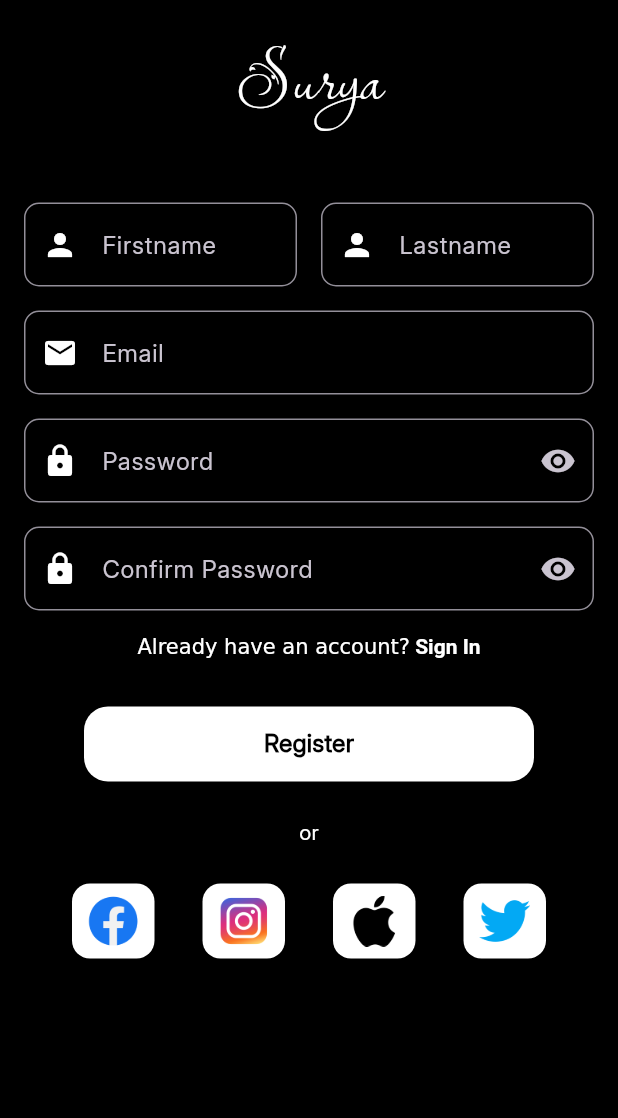
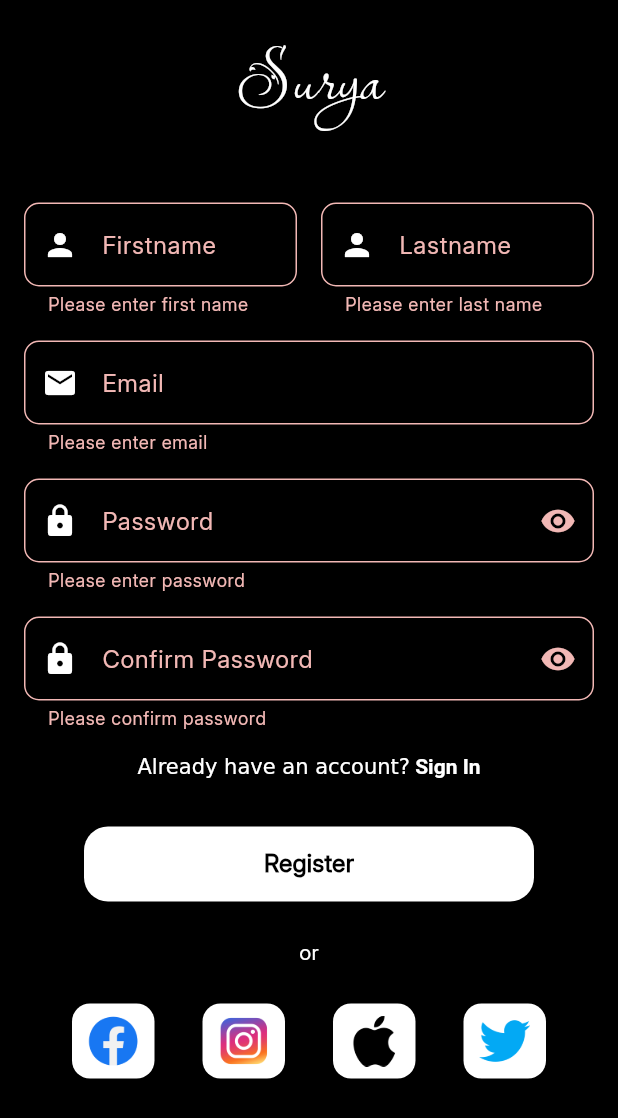
Before and after one commit to NabunyaLilian/auth-ui-kit, a Flutter app: the SignUp screen opened directly, after a tap on "Register", on a phone screen of 412 x 824 dp. Shown: the top 1118 px of the screen. Run offline on Flutter 3.47's test engine with Material 3 defaults, Android fonts, the phone set to English and light mode, and no system bars.

Commit message:
feat(validation): add in form validation in all screens

```diff
--- a/lib/screens/sign_up.dart
+++ b/lib/screens/sign_up.dart
@@ -1,6 +1,7 @@
 import 'package:auth_screens/screens/login.dart';
 import 'package:auth_screens/widgets/button.dart';
-import 'package:auth_screens/widgets/rounded_container.dart';
+import 'package:auth_screens/widgets/header.dart';
+import 'package:auth_screens/widgets/social_card.dart';
 import 'package:auth_screens/widgets/text_field.dart';
 import 'package:flutter/gestures.dart';
 import 'package:flutter/material.dart';
@@ -16,6 +17,14 @@ class _SignUpState extends State<SignUp> {
   bool showPassword = false;
   bool showPasswordConfirm = false;
 
+  final formKey = GlobalKey<FormState>();
+
+  final firstnameController = TextEditingController();
+  final lastnameController = TextEditingController();
+  final emailController = TextEditingController();
+  final passwordController = TextEditingController();
+  final confirmPasswordController = TextEditingController();
+
   @override
   Widget build(BuildContext context) {
     return Scaffold(
@@ -23,19 +32,13 @@ class _SignUpState extends State<SignUp> {
         child: Container(
           padding: EdgeInsets.symmetric(vertical: 16, horizontal: 16),
           child: SingleChildScrollView(
+            child: Form(
+              key: formKey,
               child: Column(
                 crossAxisAlignment: CrossAxisAlignment.center,
                 mainAxisAlignment: MainAxisAlignment.center,
                 children: [
-                Text(
-                  'Surya',
-                  style: TextStyle(
-                    color: Colors.white,
-                    fontSize: 48,
-                    fontFamily: 'Lavishly_Yours',
-                  ),
-                ),
-                SizedBox(height: 50),
+                  Header(),
                   Row(
                     mainAxisAlignment: MainAxisAlignment.spaceAround,
                     children: [
@@ -44,6 +47,13 @@ class _SignUpState extends State<SignUp> {
                           labelText: 'Firstname',
                           hintText: 'Enter Firstname',
                           prefixIcon: Icon(Icons.person, color: Colors.white),
+                          textController: firstnameController,
+                          validator: (val) {
+                            if (val == null || val.isEmpty) {
+                              return 'Please enter first name';
+                            }
+                            return null;
+                          },
                         ),
                       ),
                       SizedBox(width: 16),
@@ -52,6 +62,13 @@ class _SignUpState extends State<SignUp> {
                           labelText: 'Lastname',
                           hintText: 'Enter Lastname',
                           prefixIcon: Icon(Icons.person, color: Colors.white),
+                          textController: lastnameController,
+                          validator: (val) {
+                            if (val == null || val.isEmpty) {
+                              return 'Please enter last name';
+                            }
+                            return null;
+                          },
                         ),
                       ),
                     ],
@@ -60,7 +77,15 @@ class _SignUpState extends State<SignUp> {
                   CustomTextField(
                     labelText: 'Email',
                     hintText: 'Enter email',
+                    keyboardType: TextInputType.emailAddress,
                     prefixIcon: Icon(Icons.email, color: Colors.white),
+                    textController: emailController,
+                    validator: (val) {
+                      if (val == null || val.isEmpty) {
+                        return 'Please enter email';
+                      }
+                      return null;
+                    },
                   ),
                   SizedBox(height: 16),
                   CustomTextField(
@@ -76,6 +101,13 @@ class _SignUpState extends State<SignUp> {
                         });
                       },
                     ),
+                    textController: passwordController,
+                    validator: (val) {
+                      if (val == null || val.isEmpty) {
+                        return 'Please enter password';
+                      }
+                      return null;
+                    },
                   ),
                   SizedBox(height: 16),
                   CustomTextField(
@@ -91,6 +123,13 @@ class _SignUpState extends State<SignUp> {
                         });
                       },
                     ),
+                    textController: confirmPasswordController,
+                    validator: (val) {
+                      if (val == null || val.isEmpty) {
+                        return 'Please confirm password';
+                      }
+                      return null;
+                    },
                   ),
                   SizedBox(height: 16),
                   RichText(
@@ -115,51 +154,41 @@ class _SignUpState extends State<SignUp> {
                     ),
                   ),
                   SizedBox(height: 32),
-                Button(label: 'Register', onPressed: () {}),
+
+                  // Register Button
+                  Button(
+                    label: 'Register',
+                    onPressed: () {
+                      if (formKey.currentState!.validate()) {
+                        ScaffoldMessenger.of(context).showSnackBar(
+                          SnackBar(content: Text('Registering you in a bit..')),
+                        );
+                      }
+                    },
+                  ),
+
                   SizedBox(height: 24),
                   Text('or', style: TextStyle(color: Colors.white)),
                   SizedBox(height: 24),
+
+                  // Social Login
                   Row(
                     mainAxisAlignment: MainAxisAlignment.spaceEvenly,
                     children: [
-                    GestureDetector(
-                      child: RoundedContainer(
-                        padding: EdgeInsets.symmetric(
-                          vertical: 8,
-                          horizontal: 5,
-                        ),
-                        child: Image.asset('assets/images/facebook_logo.png'),
-                      ),
+                      SocialCard(
+                        imagePath: 'assets/images/facebook_logo.png',
                         onTap: () {},
                       ),
-                    GestureDetector(
-                      child: RoundedContainer(
-                        padding: EdgeInsets.symmetric(
-                          vertical: 8,
-                          horizontal: 5,
-                        ),
-                        child: Image.asset('assets/images/instagram_logo.png'),
-                      ),
+                      SocialCard(
+                        imagePath: 'assets/images/instagram_logo.png',
                         onTap: () {},
                       ),
-                    GestureDetector(
-                      child: RoundedContainer(
-                        padding: EdgeInsets.symmetric(
-                          vertical: 8,
-                          horizontal: 5,
-                        ),
-                        child: Image.asset('assets/images/apple_logo.png'),
-                      ),
+                      SocialCard(
+                        imagePath: 'assets/images/apple_logo.png',
                         onTap: () {},
                       ),
-                    GestureDetector(
-                      child: RoundedContainer(
-                        padding: EdgeInsets.symmetric(
-                          vertical: 8,
-                          horizontal: 5,
-                        ),
-                        child: Image.asset('assets/images/twitter_logo.png'),
-                      ),
+                      SocialCard(
+                        imagePath: 'assets/images/twitter_logo.png',
                         onTap: () {},
                       ),
                     ],
@@ -169,6 +198,17 @@ class _SignUpState extends State<SignUp> {
             ),
           ),
         ),
+      ),
     );
   }
+
+  @override
+  void dispose() {
+    firstnameController.dispose();
+    lastnameController.dispose();
+    emailController.dispose();
+    passwordController.dispose();
+    confirmPasswordController.dispose();
+    super.dispose();
   }
+}
--- /dev/null
+++ b/lib/widgets/header.dart
@@ -0,0 +1,22 @@
+import 'package:flutter/material.dart';
+
+class Header extends StatelessWidget {
+  const Header({super.key});
+
+  @override
+  Widget build(BuildContext context) {
+    return Column(
+      children: [
+        Text(
+          'Surya',
+          style: TextStyle(
+            color: Colors.white,
+            fontSize: 48,
+            fontFamily: 'Lavishly_Yours',
+          ),
+        ),
+        SizedBox(height: 50),
+      ],
+    );
+  }
+}
--- /dev/null
+++ b/lib/widgets/social_card.dart
@@ -0,0 +1,20 @@
+import 'package:auth_screens/widgets/rounded_container.dart';
+import 'package:flutter/material.dart';
+
+class SocialCard extends StatelessWidget {
+  const SocialCard({super.key, this.onTap, required this.imagePath});
+
+  final void Function()? onTap;
+  final String imagePath;
+
+  @override
+  Widget build(BuildContext context) {
+    return GestureDetector(
+      onTap: onTap,
+      child: RoundedContainer(
+        padding: EdgeInsets.symmetric(vertical: 8, horizontal: 5),
+        child: Image.asset(imagePath),
+      ),
+    );
+  }
+}
--- a/lib/widgets/text_field.dart
+++ b/lib/widgets/text_field.dart
@@ -1,14 +1,16 @@
 import 'package:flutter/material.dart';
 
-class CustomTextField extends StatefulWidget {
+class CustomTextField extends StatelessWidget {
   const CustomTextField({
     super.key,
+    this.textController,
     required this.labelText,
     required this.hintText,
     this.prefixIcon,
-    this.textController,
+    this.suffixIcon,
     this.obscureText = false,
-    this.suffixIcon,
+    this.validator,
+    this.keyboardType,
   });
 
   final TextEditingController? textController;
@@ -17,30 +19,23 @@ class CustomTextField extends StatefulWidget {
   final Widget? prefixIcon;
   final Widget? suffixIcon;
   final bool obscureText;
+  final String? Function(String?)? validator;
+  final TextInputType? keyboardType;
 
-  @override
-  State<CustomTextField> createState() => _CustomTextFieldState();
-}
-
-class _CustomTextFieldState extends State<CustomTextField> {
   @override
   Widget build(BuildContext context) {
     return TextFormField(
-      obscureText: widget.obscureText,
-      controller: widget.textController,
+      keyboardType: keyboardType,
+      obscureText: obscureText,
+      controller: textController,
+      validator: validator,
       decoration: InputDecoration(
-        labelText: widget.labelText,
-        hintText: widget.hintText,
-        prefixIcon: widget.prefixIcon,
-        suffixIcon: widget.suffixIcon,
+        labelText: labelText,
+        hintText: hintText,
+        prefixIcon: prefixIcon,
+        suffixIcon: suffixIcon,
         border: OutlineInputBorder(borderRadius: BorderRadius.circular(10)),
       ),
     );
   }
-
-  @override
-  void dispose() {
-    widget.textController?.dispose();
-    super.dispose();
-  }
 }
```
Also changed, not shown: lib/screens/forgot_password.dart (+34 -10 lines), lib/screens/login.dart (+65 -46 lines), 1 other file. Lines whose indentation alone changed are shown as unchanged.
